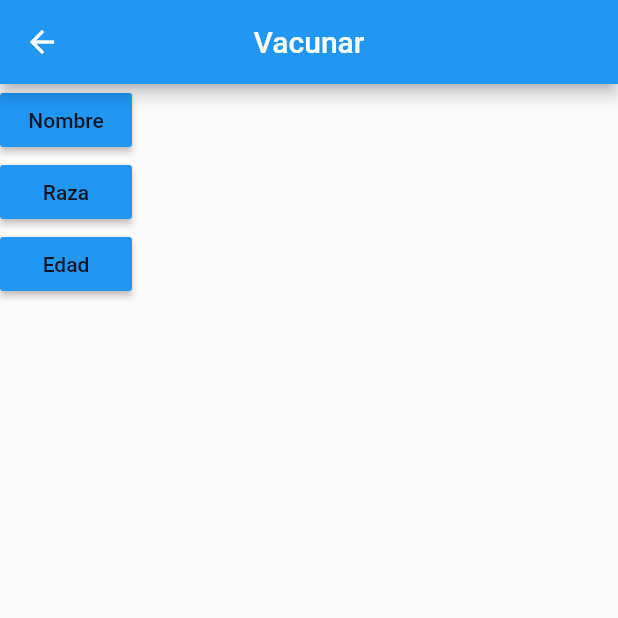
After one commit to Daret92/veterinaria, a Flutter app: the CalendarioPage screen opened by its route, after a tap on "Vacunar", on a phone screen of 412 x 824 dp, the top half of it. The commit adds this screen. Run offline on Flutter 3.47's test engine with Material 2 defaults, Android fonts, the phone set to English and light mode, and no system bars.

Commit message:
Continuacion_navegacion

```diff
--- a/lib/main.dart
+++ b/lib/main.dart
@@ -2,10 +2,12 @@ import 'package:flutter/material.dart';
 import 'package:veterinaria/Dashboard/IndexDashboard.dart';
 import 'package:veterinaria/Dashboard/LoginDashboard.dart';
 import 'package:veterinaria/pages/CalendarioPage/CalendarioPage.dart';
+import 'package:veterinaria/pages/CalendarioPage/VacunarPage.dart';
 import 'package:veterinaria/pages/ComunidadPage/ComunidadPage.dart';
 import 'package:veterinaria/pages/DatosMascotaPage/DatosMascotaPage.dart';
 import 'package:veterinaria/pages/MascotaPerdidaPage/MascotaPerdidaPage.dart';
 import 'package:veterinaria/pages/MiVeterinariaPage/MiVeterinariaPage.dart';
+import 'package:veterinaria/pages/MiVeterinariaPage/NombreVeterinariaPage.dart';
 
 void main() {
   runApp(MyApp());
@@ -28,7 +30,10 @@ class MyApp extends StatelessWidget {
         '/Pages/MascotaPerdidaPage': (BuildContext context) =>
             MascotaPerdidaPage(),
         '/Pages/MiVeterinariaPage': (BuildContext context) => MiVeterinaria(),
+        '/Pages/NombreVeterinariaPage': (BuildContext context) =>
+            NombreVeterinariaPage(),
         '/Pages/CalendarioPage': (BuildContext context) => CalendarioPage(),
+        '/Pages/VacunarPage': (BuildContext context) => VacunarPage(),
         '/Pages/ComunidadPage': (BuildContext context) => ComunidadPage(),
         '/Pages/DatosMascotaPage': (BuildContext context) => DatosMascotaPage(),
       },
--- a/lib/pages/CalendarioPage/CalendarioPage.dart
+++ b/lib/pages/CalendarioPage/CalendarioPage.dart
@@ -15,6 +15,17 @@ class _CalendarioPage extends State<CalendarioPage> {
         title: Text("Calendario"),
         centerTitle: true,
       ),
+      body: Column(
+        children: [
+          RaisedButton(
+            color: Colors.blue,
+            child: Text('Vacunar'),
+            onPressed: () {
+              Navigator.of(context).pushNamed('/Pages/VacunarPage');
+            },
+          ),
+        ],
+      ),
     );
   }
 }
--- /dev/null
+++ b/lib/pages/CalendarioPage/VacunarPage.dart
@@ -0,0 +1,39 @@
+import 'package:flutter/material.dart';
+
+class VacunarPage extends StatefulWidget {
+  VacunarPage({Key key}) : super(key: key);
+
+  @override
+  _VacunarPage createState() => _VacunarPage();
+}
+
+class _VacunarPage extends State<VacunarPage> {
+  @override
+  Widget build(BuildContext context) {
+    return Scaffold(
+      appBar: AppBar(
+        title: Text("Vacunar"),
+        centerTitle: true,
+      ),
+      body: Column(
+        children: [
+          RaisedButton(
+            color: Colors.blue,
+            child: Text('Nombre'),
+            onPressed: () {},
+          ),
+          RaisedButton(
+            color: Colors.blue,
+            child: Text('Raza'),
+            onPressed: () {},
+          ),
+          RaisedButton(
+            color: Colors.blue,
+            child: Text('Edad'),
+            onPressed: () {},
+          ),
+        ],
+      ),
+    );
+  }
+}
```
Also changed, not shown: lib/pages/MiVeterinariaPage/MiVeterinariaPage.dart (+11 -0 lines), lib/pages/MiVeterinariaPage/NombreVeterinariaPage.dart (added, +71 -0 lines).
